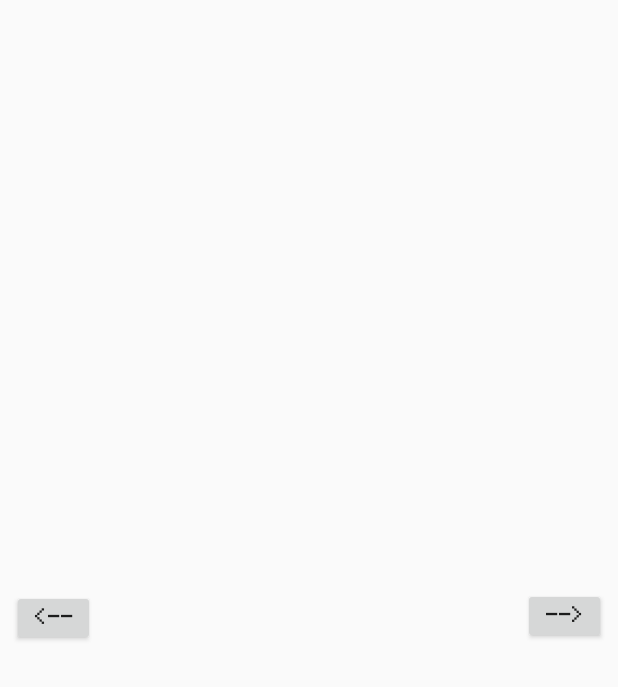
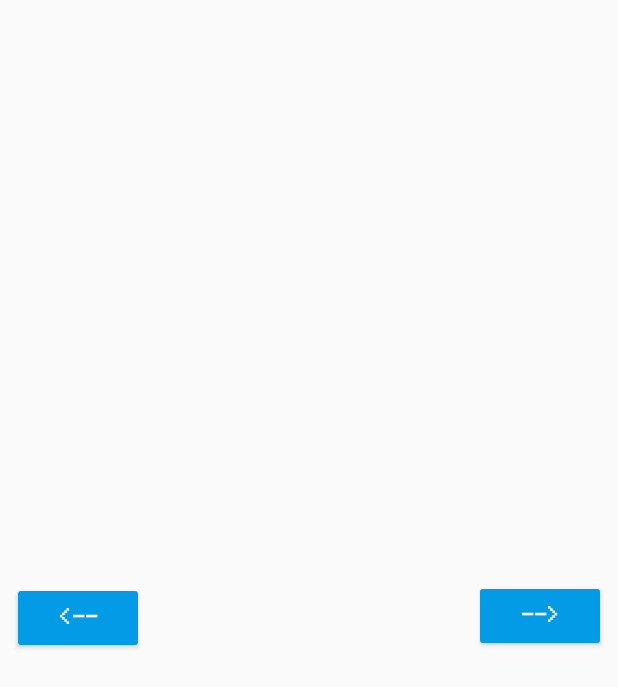
Before and after one commit to RensAlthuis/Competitive-GoL, an Android app: the TutorialActivity screen opened directly, with no data from a screen before it, on a phone screen of 412 x 824 dp. Shown: the top 687 px of the screen. Run offline under Robolectric (Android 15) with nearby library versions, the light colour scheme and no system bars.

Commit message:
Menu dingen

```diff
--- a/app/src/main/res/layout/activity_room.xml
+++ b/app/src/main/res/layout/activity_room.xml
@@ -122,11 +122,11 @@
                 tools:layout_constraintTop_creator="1" />
 
             <TextView
-                android:id="@+id/gameModes"
+                android:id="@+id/diffGameModes"
                 android:layout_width="153dp"
                 android:layout_height="wrap_content"
                 android:gravity="center"
-                android:text="Classic Mode"
+                android:text="Player VS. Player"
                 app:layout_constraintBottom_toBottomOf="parent"
                 app:layout_constraintLeft_toLeftOf="parent"
                 app:layout_constraintRight_toRightOf="parent"
--- a/app/src/main/res/layout/activity_tutorial.xml
+++ b/app/src/main/res/layout/activity_tutorial.xml
@@ -2,13 +2,12 @@
 <android.support.constraint.ConstraintLayout
     xmlns:android="http://schemas.android.com/apk/res/android"
     xmlns:app="http://schemas.android.com/apk/res-auto"
-    xmlns:tools="http://schemas.android.com/tools"
     android:layout_width="match_parent"
     android:layout_height="match_parent">
 
     <ImageSwitcher
         android:layout_width="250dp"
-        android:layout_height="match_parent"
+        android:layout_height="0dp"
         android:layout_marginBottom="8dp"
         android:layout_marginLeft="8dp"
         android:layout_marginRight="8dp"
@@ -17,12 +16,14 @@
         app:layout_constraintLeft_toLeftOf="parent"
         app:layout_constraintRight_toRightOf="parent"
         app:layout_constraintTop_toTopOf="parent"
-        app:layout_constraintVertical_bias="0.0" />
+        app:layout_constraintVertical_bias="0.0"
+        android:layout_marginStart="8dp"
+        android:layout_marginEnd="8dp" />
 
     <Button
         android:id="@+id/buttonLeftTut"
-        android:layout_width="55dp"
-        android:layout_height="37dp"
+        android:layout_width="88dp"
+        android:layout_height="48dp"
         android:layout_marginBottom="8dp"
         android:layout_marginEnd="8dp"
         android:layout_marginLeft="8dp"
@@ -30,6 +31,7 @@
         android:layout_marginStart="8dp"
         android:layout_marginTop="8dp"
         android:text="@string/leftTut"
+        android:theme="@style/buttonLeftTut"
         app:layout_constraintBottom_toBottomOf="parent"
         app:layout_constraintHorizontal_bias="0.0"
         app:layout_constraintLeft_toLeftOf="parent"
@@ -38,8 +40,8 @@
 
     <Button
         android:id="@+id/buttonRightTut"
-        android:layout_width="55dp"
-        android:layout_height="37dp"
+        android:layout_width="88dp"
+        android:layout_height="48dp"
         android:layout_marginBottom="8dp"
         android:layout_marginEnd="8dp"
         android:layout_marginLeft="8dp"
@@ -47,12 +49,11 @@
         android:layout_marginStart="8dp"
         android:layout_marginTop="8dp"
         android:text="@string/rightTut"
+        android:theme="@style/buttonRightTut"
         app:layout_constraintBottom_toBottomOf="parent"
         app:layout_constraintHorizontal_bias="1.0"
         app:layout_constraintLeft_toLeftOf="parent"
         app:layout_constraintRight_toRightOf="parent"
         app:layout_constraintTop_toTopOf="parent"
-        app:layout_constraintVertical_bias="0.498"
-        tools:layout_editor_absoluteX="321dp"
-        tools:layout_editor_absoluteY="242dp" />
+        app:layout_constraintVertical_bias="0.498" />
 </android.support.constraint.ConstraintLayout>
--- a/app/src/main/res/values/styles.xml
+++ b/app/src/main/res/values/styles.xml
@@ -58,4 +58,13 @@
         <item name="colorButtonNormal">#3949ab</item>
     </style>
 
+    <style name="buttonLeftTut" parent="Widget.AppCompat.Button.Colored">
+        <item name="android:textColor">#FFFFFF</item>
+        <item name="colorButtonNormal">#039be5</item>
+    </style>
+
+    <style name="buttonRightTut" parent="Widget.AppCompat.Button.Colored">
+        <item name="android:textColor">#FFFFFF</item>
+        <item name="colorButtonNormal">#039be5</item>
+    </style>
 </resources>
```
Also changed, not shown: app/src/main/java/com/example/rens/competitive_gol/Controller/Acivities/MainActivity.java (+7 -2 lines), app/src/main/java/com/example/rens/competitive_gol/Controller/Acivities/RoomActivity.java (+22 -3 lines).
